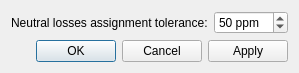
Old version of the form lib/ui/settings_dialog.ui in the repository metgem/metgem.
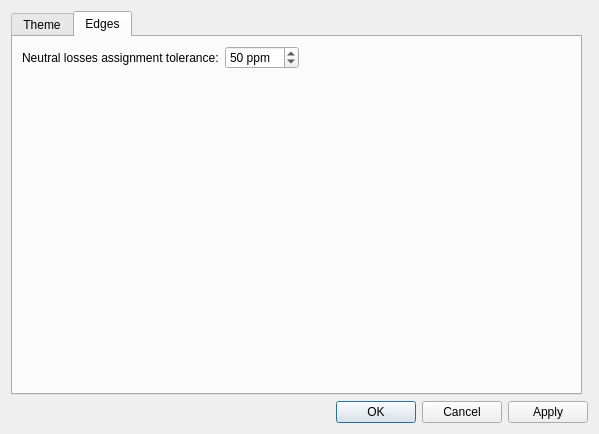
New version of the form. The open tabs and pages were chosen to show the change. Custom widgets are drawn as their Qt base class.

Commit message: Style can be changed from settings dialog

```diff
--- a/lib/ui/settings_dialog.ui
+++ b/lib/ui/settings_dialog.ui
@@ -9,8 +9,8 @@
    <rect>
     <x>0</x>
     <y>0</y>
-    <width>266</width>
-    <height>67</height>
+    <width>599</width>
+    <height>434</height>
    </rect>
   </property>
   <property name="windowTitle">
@@ -20,14 +20,57 @@
    <bool>true</bool>
   </property>
   <layout class="QGridLayout" name="gridLayout">
+   <item row="1" column="0" colspan="2">
+    <widget class="QDialogButtonBox" name="buttonBox">
+     <property name="orientation">
+      <enum>Qt::Horizontal</enum>
+     </property>
+     <property name="standardButtons">
+      <set>QDialogButtonBox::Apply|QDialogButtonBox::Cancel|QDialogButtonBox::Ok</set>
+     </property>
+    </widget>
+   </item>
    <item row="0" column="0">
-    <widget class="QLabel" name="label">
-     <property name="text">
-      <string>Neutral losses assignment tolerance:</string>
+    <widget class="QTabWidget" name="tabWidget">
+     <property name="currentIndex">
+      <number>0</number>
+     </property>
+     <widget class="QWidget" name="theme">
+      <attribute name="title">
+       <string>Theme</string>
+      </attribute>
+      <layout class="QGridLayout" name="gridLayout_3">
+       <item row="0" column="0">
+        <widget class="NetworkView" name="gvStylePreview">
+         <property name="minimumSize">
+          <size>
+           <width>200</width>
+           <height>200</height>
+          </size>
      </property>
     </widget>
    </item>
    <item row="0" column="1">
+        <widget class="QListWidget" name="lstStyles">
+         <property name="horizontalScrollBarPolicy">
+          <enum>Qt::ScrollBarAlwaysOff</enum>
+         </property>
+         <property name="editTriggers">
+          <set>QAbstractItemView::NoEditTriggers</set>
+         </property>
+         <property name="selectionBehavior">
+          <enum>QAbstractItemView::SelectRows</enum>
+         </property>
+        </widget>
+       </item>
+      </layout>
+     </widget>
+     <widget class="QWidget" name="edges">
+      <attribute name="title">
+       <string>Edges</string>
+      </attribute>
+      <layout class="QGridLayout" name="gridLayout_2">
+       <item row="0" column="2">
     <widget class="QSpinBox" name="spinNeutralTolerance">
      <property name="suffix">
       <string> ppm</string>
@@ -43,18 +86,52 @@
      </property>
     </widget>
    </item>
-   <item row="1" column="0" colspan="2">
-    <widget class="QDialogButtonBox" name="buttonBox">
+       <item row="1" column="0">
+        <spacer name="verticalSpacer">
+         <property name="orientation">
+          <enum>Qt::Vertical</enum>
+         </property>
+         <property name="sizeHint" stdset="0">
+          <size>
+           <width>20</width>
+           <height>40</height>
+          </size>
+         </property>
+        </spacer>
+       </item>
+       <item row="0" column="0">
+        <widget class="QLabel" name="label">
+         <property name="text">
+          <string>Neutral losses assignment tolerance:</string>
+         </property>
+        </widget>
+       </item>
+       <item row="0" column="3">
+        <spacer name="horizontalSpacer">
      <property name="orientation">
       <enum>Qt::Horizontal</enum>
      </property>
-     <property name="standardButtons">
-      <set>QDialogButtonBox::Apply|QDialogButtonBox::Cancel|QDialogButtonBox::Ok</set>
-     </property>
-    </widget>
+         <property name="sizeHint" stdset="0">
+          <size>
+           <width>40</width>
+           <height>20</height>
+          </size>
+         </property>
+        </spacer>
+       </item>
+      </layout>
+     </widget>
+    </widget>
    </item>
   </layout>
  </widget>
+ <customwidgets>
+  <customwidget>
+   <class>NetworkView</class>
+   <extends>QGraphicsView</extends>
+   <header>lib/ui/widgets.h</header>
+  </customwidget>
+ </customwidgets>
  <resources/>
  <connections>
   <connection>
```
Lines whose indentation alone changed are shown as unchanged. The commit also changes 6 other files.
